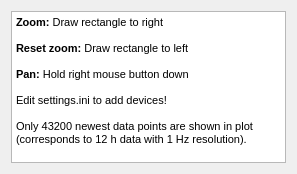
First picture: the form in quickguidewindow.ui, repository TUT-Aerosol/flowLogger, before the edit.
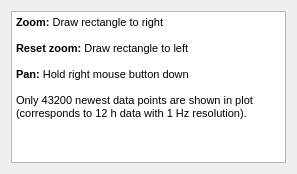
Second picture: the form after the edit.

What changed in the file:
```diff
--- a/quickguidewindow.ui
+++ b/quickguidewindow.ui
@@ -18,18 +18,19 @@
     <widget class="QTextEdit" name="textEdit">
      <property name="html">
       <string>&lt;!DOCTYPE HTML PUBLIC &quot;-//W3C//DTD HTML 4.0//EN&quot; &quot;http://www.w3.org/TR/REC-html40/strict.dtd&quot;&gt;
-&lt;html&gt;&lt;head&gt;&lt;meta name=&quot;qrichtext&quot; content=&quot;1&quot; /&gt;&lt;style type=&quot;text/css&quot;&gt;
+&lt;html&gt;&lt;head&gt;&lt;meta name=&quot;qrichtext&quot; content=&quot;1&quot; /&gt;&lt;meta charset=&quot;utf-8&quot; /&gt;&lt;style type=&quot;text/css&quot;&gt;
 p, li { white-space: pre-wrap; }
-&lt;/style&gt;&lt;/head&gt;&lt;body style=&quot; font-family:'MS Shell Dlg 2'; font-size:8.25pt; font-weight:400; font-style:normal;&quot;&gt;
-&lt;p style=&quot; margin-top:0px; margin-bottom:0px; margin-left:0px; margin-right:0px; -qt-block-indent:0; text-indent:0px;&quot;&gt;&lt;span style=&quot; font-weight:600;&quot;&gt;Zoom:&lt;/span&gt; Draw rectangle to right&lt;/p&gt;
-&lt;p style=&quot;-qt-paragraph-type:empty; margin-top:0px; margin-bottom:0px; margin-left:0px; margin-right:0px; -qt-block-indent:0; text-indent:0px;&quot;&gt;&lt;br /&gt;&lt;/p&gt;
-&lt;p style=&quot; margin-top:0px; margin-bottom:0px; margin-left:0px; margin-right:0px; -qt-block-indent:0; text-indent:0px;&quot;&gt;&lt;span style=&quot; font-weight:600;&quot;&gt;Reset zoom:&lt;/span&gt; Draw rectangle to left&lt;/p&gt;
-&lt;p style=&quot;-qt-paragraph-type:empty; margin-top:0px; margin-bottom:0px; margin-left:0px; margin-right:0px; -qt-block-indent:0; text-indent:0px;&quot;&gt;&lt;br /&gt;&lt;/p&gt;
-&lt;p style=&quot; margin-top:0px; margin-bottom:0px; margin-left:0px; margin-right:0px; -qt-block-indent:0; text-indent:0px;&quot;&gt;&lt;span style=&quot; font-weight:600;&quot;&gt;Pan:&lt;/span&gt; Hold right mouse button down&lt;/p&gt;
-&lt;p style=&quot;-qt-paragraph-type:empty; margin-top:0px; margin-bottom:0px; margin-left:0px; margin-right:0px; -qt-block-indent:0; text-indent:0px;&quot;&gt;&lt;br /&gt;&lt;/p&gt;
-&lt;p style=&quot; margin-top:0px; margin-bottom:0px; margin-left:0px; margin-right:0px; -qt-block-indent:0; text-indent:0px;&quot;&gt;Edit settings.ini to add devices!&lt;/p&gt;
-&lt;p style=&quot;-qt-paragraph-type:empty; margin-top:0px; margin-bottom:0px; margin-left:0px; margin-right:0px; -qt-block-indent:0; text-indent:0px;&quot;&gt;&lt;br /&gt;&lt;/p&gt;
-&lt;p style=&quot; margin-top:0px; margin-bottom:0px; margin-left:0px; margin-right:0px; -qt-block-indent:0; text-indent:0px;&quot;&gt;Only 43200 newest data points are shown in plot (corresponds to 12 h data with 1 Hz resolution).&lt;/p&gt;&lt;/body&gt;&lt;/html&gt;</string>
+hr { height: 1px; border-width: 0; }
+li.unchecked::marker { content: &quot;\2610&quot;; }
+li.checked::marker { content: &quot;\2612&quot;; }
+&lt;/style&gt;&lt;/head&gt;&lt;body style=&quot; font-family:'Segoe UI'; font-size:9pt; font-weight:400; font-style:normal;&quot;&gt;
+&lt;p style=&quot; margin-top:0px; margin-bottom:0px; margin-left:0px; margin-right:0px; -qt-block-indent:0; text-indent:0px;&quot;&gt;&lt;span style=&quot; font-family:'MS Shell Dlg 2'; font-size:8.25pt; font-weight:600;&quot;&gt;Zoom:&lt;/span&gt;&lt;span style=&quot; font-family:'MS Shell Dlg 2'; font-size:8.25pt;&quot;&gt; Draw rectangle to right&lt;/span&gt;&lt;/p&gt;
+&lt;p style=&quot;-qt-paragraph-type:empty; margin-top:0px; margin-bottom:0px; margin-left:0px; margin-right:0px; -qt-block-indent:0; text-indent:0px; font-family:'MS Shell Dlg 2'; font-size:8.25pt;&quot;&gt;&lt;br /&gt;&lt;/p&gt;
+&lt;p style=&quot; margin-top:0px; margin-bottom:0px; margin-left:0px; margin-right:0px; -qt-block-indent:0; text-indent:0px;&quot;&gt;&lt;span style=&quot; font-family:'MS Shell Dlg 2'; font-size:8.25pt; font-weight:600;&quot;&gt;Reset zoom:&lt;/span&gt;&lt;span style=&quot; font-family:'MS Shell Dlg 2'; font-size:8.25pt;&quot;&gt; Draw rectangle to left&lt;/span&gt;&lt;/p&gt;
+&lt;p style=&quot;-qt-paragraph-type:empty; margin-top:0px; margin-bottom:0px; margin-left:0px; margin-right:0px; -qt-block-indent:0; text-indent:0px; font-family:'MS Shell Dlg 2'; font-size:8.25pt;&quot;&gt;&lt;br /&gt;&lt;/p&gt;
+&lt;p style=&quot; margin-top:0px; margin-bottom:0px; margin-left:0px; margin-right:0px; -qt-block-indent:0; text-indent:0px;&quot;&gt;&lt;span style=&quot; font-family:'MS Shell Dlg 2'; font-size:8.25pt; font-weight:600;&quot;&gt;Pan:&lt;/span&gt;&lt;span style=&quot; font-family:'MS Shell Dlg 2'; font-size:8.25pt;&quot;&gt; Hold right mouse button down&lt;/span&gt;&lt;/p&gt;
+&lt;p style=&quot;-qt-paragraph-type:empty; margin-top:0px; margin-bottom:0px; margin-left:0px; margin-right:0px; -qt-block-indent:0; text-indent:0px; font-family:'MS Shell Dlg 2'; font-size:8.25pt;&quot;&gt;&lt;br /&gt;&lt;/p&gt;
+&lt;p style=&quot; margin-top:0px; margin-bottom:0px; margin-left:0px; margin-right:0px; -qt-block-indent:0; text-indent:0px;&quot;&gt;&lt;span style=&quot; font-family:'MS Shell Dlg 2'; font-size:8.25pt;&quot;&gt;Only 43200 newest data points are shown in plot (corresponds to 12 h data with 1 Hz resolution).&lt;/span&gt;&lt;/p&gt;&lt;/body&gt;&lt;/html&gt;</string>
      </property>
      <property name="textInteractionFlags">
       <set>Qt::TextSelectableByKeyboard|Qt::TextSelectableByMouse</set>
```
